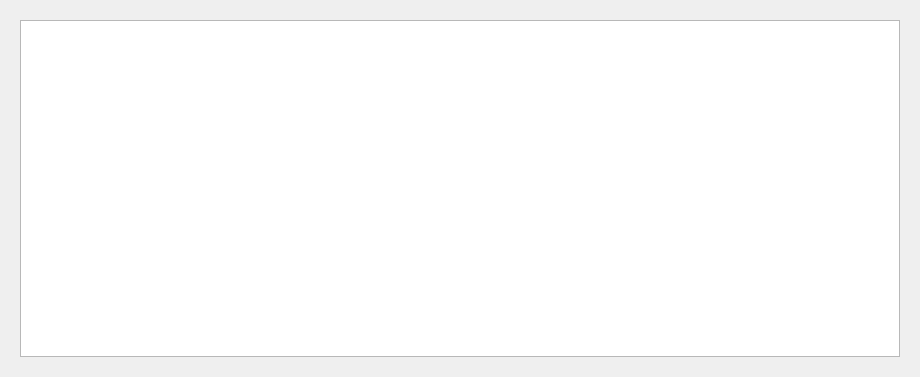
This is main.ui in seerigorsss/coffee_project as Qt 5 draws it before an edit. The edited form follows.
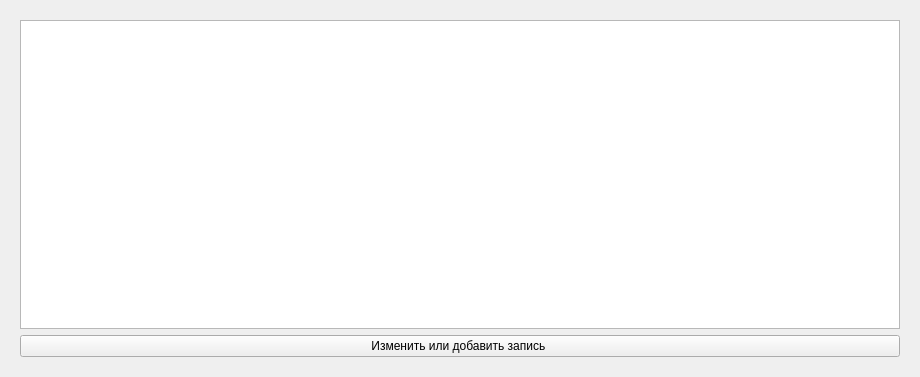
This is the edited form.

```diff
--- a/main.ui
+++ b/main.ui
@@ -20,6 +20,13 @@
       <item row="0" column="0">
        <widget class="QTableWidget" name="tableWidget"/>
       </item>
+      <item row="1" column="0">
+       <widget class="QPushButton" name="pushButton">
+        <property name="text">
+         <string>Изменить или добавить запись </string>
+        </property>
+       </widget>
+      </item>
      </layout>
     </widget>
    </item>
```
